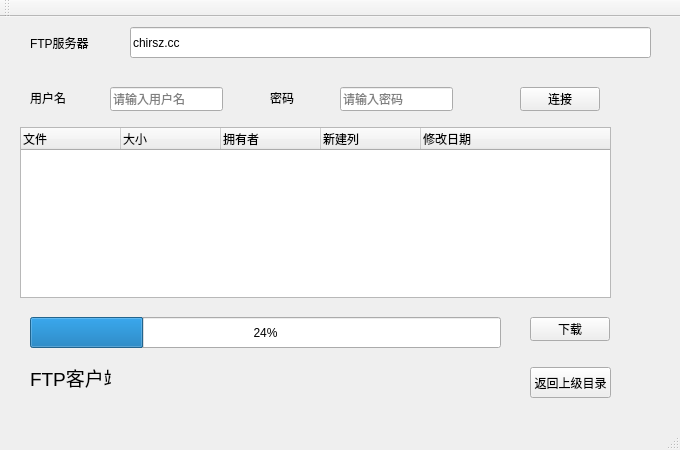
Old version of the form mainwindow.ui in the repository Sugar-Coder/FtpClient.
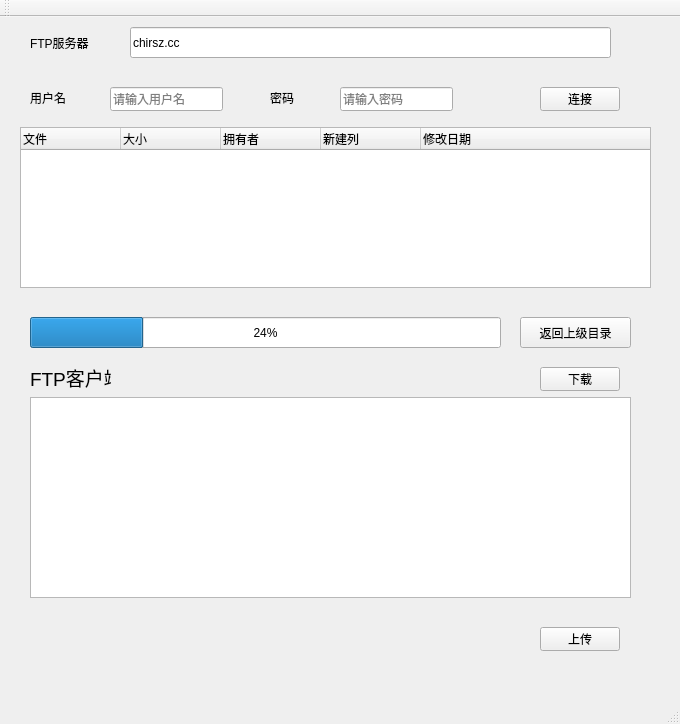
New version of the form.

Patch:
```diff
--- a/mainwindow.ui
+++ b/mainwindow.ui
@@ -7,7 +7,7 @@
     <x>0</x>
     <y>0</y>
     <width>680</width>
-    <height>450</height>
+    <height>724</height>
    </rect>
   </property>
   <property name="windowTitle">
@@ -58,7 +58,7 @@
      <rect>
       <x>130</x>
       <y>10</y>
-      <width>521</width>
+      <width>481</width>
       <height>31</height>
      </rect>
     </property>
@@ -101,7 +101,7 @@
    <widget class="QPushButton" name="connectButton">
     <property name="geometry">
      <rect>
-      <x>520</x>
+      <x>540</x>
       <y>70</y>
       <width>80</width>
       <height>24</height>
@@ -116,8 +116,8 @@
      <rect>
       <x>20</x>
       <y>110</y>
-      <width>591</width>
-      <height>171</height>
+      <width>631</width>
+      <height>161</height>
      </rect>
     </property>
     <attribute name="headerDefaultSectionSize">
@@ -170,8 +170,8 @@
    <widget class="QPushButton" name="downloadButton">
     <property name="geometry">
      <rect>
-      <x>530</x>
-      <y>300</y>
+      <x>540</x>
+      <y>350</y>
       <width>80</width>
       <height>24</height>
      </rect>
@@ -183,9 +183,9 @@
    <widget class="QPushButton" name="cdToParentButton">
     <property name="geometry">
      <rect>
-      <x>530</x>
-      <y>350</y>
-      <width>81</width>
+      <x>520</x>
+      <y>300</y>
+      <width>111</width>
       <height>31</height>
      </rect>
     </property>
@@ -206,6 +206,29 @@
      <number>24</number>
     </property>
    </widget>
+   <widget class="QTreeView" name="treeView">
+    <property name="geometry">
+     <rect>
+      <x>30</x>
+      <y>380</y>
+      <width>601</width>
+      <height>201</height>
+     </rect>
+    </property>
+   </widget>
+   <widget class="QPushButton" name="uploadButton">
+    <property name="geometry">
+     <rect>
+      <x>540</x>
+      <y>610</y>
+      <width>80</width>
+      <height>24</height>
+     </rect>
+    </property>
+    <property name="text">
+     <string>上传</string>
+    </property>
+   </widget>
   </widget>
   <widget class="QMenuBar" name="menuBar">
    <property name="geometry">
```
